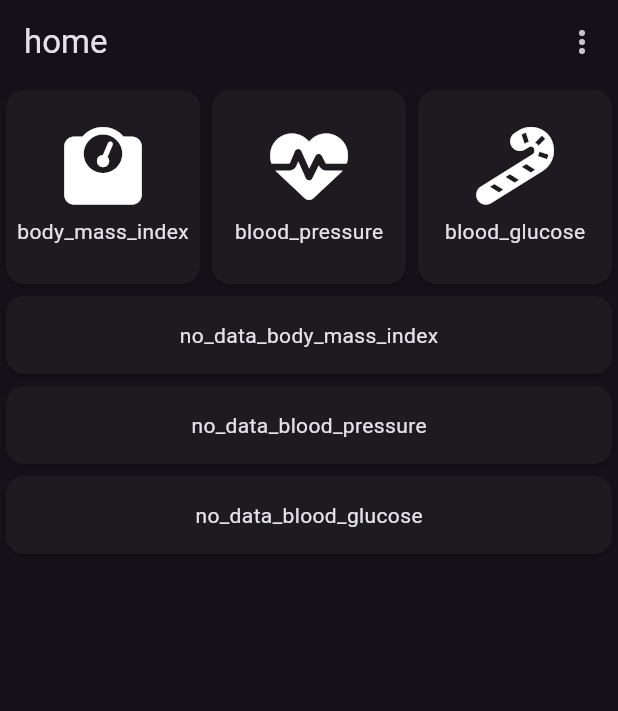
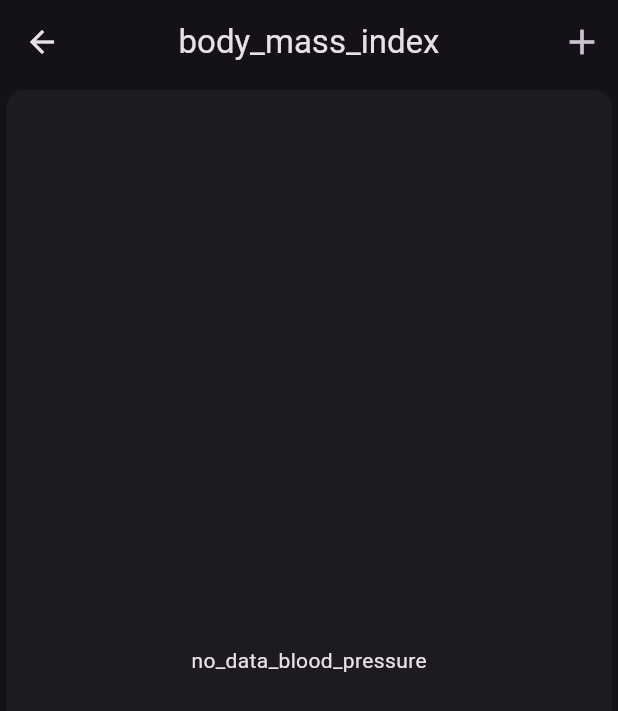
Before and after one commit to anoochit/phr_ng, a Flutter app: the screen it shows after launch, after a tap on "body_mass_index", on a phone screen of 412 x 824 dp. Shown: the top 711 px of the screen. Run offline on Flutter 3.47's test engine with Material 3 defaults, Android fonts, the light colour scheme and no system bars; our stand-ins replace font_awesome_flutter, gap, get, image_picker, isar; accounts and stored records are empty; generated files the repository leaves out were written again.

Commit message:
check data size for each screen

```diff
--- a/lib/app/controllers/app_controller.dart
+++ b/lib/app/controllers/app_controller.dart
@@ -281,8 +281,8 @@ class AppController extends GetxController {
     return bytes.toList();
   }
 
-  // save name
-  savePhoto({required XFile xfile}) async {
+  // save avatar
+  saveAvatar({required XFile xfile}) async {
     List<int> image = await convertXFileToList(xfile);
 
     // save setting storage
--- a/lib/app/modules/bmi/views/bmi_view.dart
+++ b/lib/app/modules/bmi/views/bmi_view.dart
@@ -5,6 +5,7 @@ import 'package:get/get.dart';
 import '../../../controllers/app_controller.dart';
 import '../../../routes/app_pages.dart';
 import '../../../widgets/views/history_button_view.dart';
+import '../../../widgets/views/nodata_stats_view.dart';
 import '../../../widgets/views/stats_card_box_view.dart';
 
 class BmiView extends GetView {
@@ -27,14 +28,16 @@ class BmiView extends GetView {
       ),
       body: GetBuilder<AppController>(
         builder: (controller) {
-          return ListView(
+          return (controller.listBMI.isNotEmpty)
+              ? ListView(
                   children: [
                     // stats
                     GridView.builder(
                       itemCount: 3,
                       shrinkWrap: true,
                       physics: const NeverScrollableScrollPhysics(),
-                gridDelegate: const SliverGridDelegateWithFixedCrossAxisCount(
+                      gridDelegate:
+                          const SliverGridDelegateWithFixedCrossAxisCount(
                               crossAxisCount: 3),
                       itemBuilder: (context, index) {
                         // TODO : add value
@@ -55,6 +58,11 @@ class BmiView extends GetView {
                     // TODO : add history button
                     HistoryButtonView(onTap: () {}),
                   ],
+                )
+              : Container(
+                  child: NodataStatsView(
+                    title: 'no_data_blood_pressure'.tr,
+                  ),
                 );
         },
       ),
--- a/lib/app/modules/home/views/menu_view.dart
+++ b/lib/app/modules/home/views/menu_view.dart
@@ -28,9 +28,8 @@ class MenuView extends GetView<AppController> {
         final icon = menus[index].icon;
         final route = menus[index].route;
         return MenuItemView(
-          title: title.tr,
-          icon: icon,
-          onTap: () => (datas[index].isNotEmpty) ? Get.toNamed(route) : null,
+          title: title.tr, icon: icon, onTap: () => Get.toNamed(route),
+          // onTap: () => (datas[index].isNotEmpty) ? Get.toNamed(route) : null,
         );
       },
     );
--- a/lib/app/modules/settings/views/settings_view.dart
+++ b/lib/app/modules/settings/views/settings_view.dart
@@ -4,7 +4,6 @@ import 'package:flutter/material.dart';
 import 'package:gap/gap.dart';
 
 import 'package:get/get.dart';
-import 'package:image_picker/image_picker.dart';
 
 import '../../../controllers/app_controller.dart';
 import '../../../data/models/profile.dart';
@@ -322,5 +321,5 @@ class SettingsView extends GetView {
 
   buildAvatarSetting(BuildContext context, AppController controller) async {
     // TODO : Change avatar image
-  }
+   }
 }
```
Also changed, not shown: lib/app/modules/blood_glucose/views/blood_glucose_view.dart (+10 -2 lines), lib/app/modules/blood_pressure/views/blood_pressure_view.dart (+10 -2 lines). Lines whose indentation alone changed are shown as unchanged.
